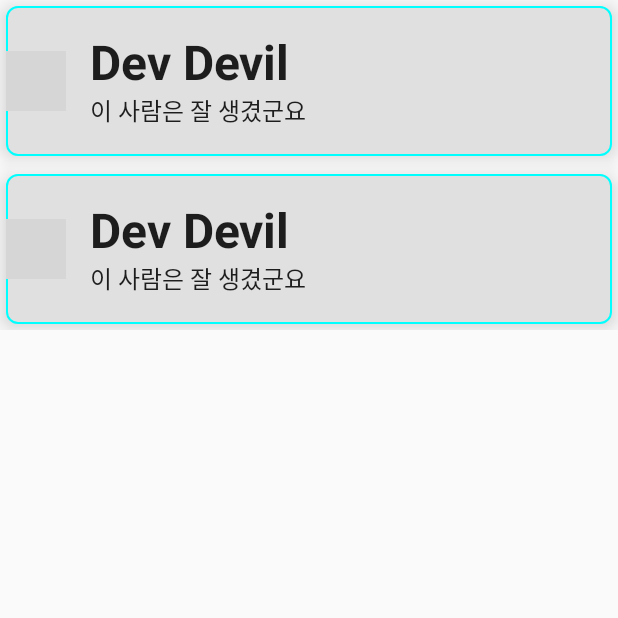
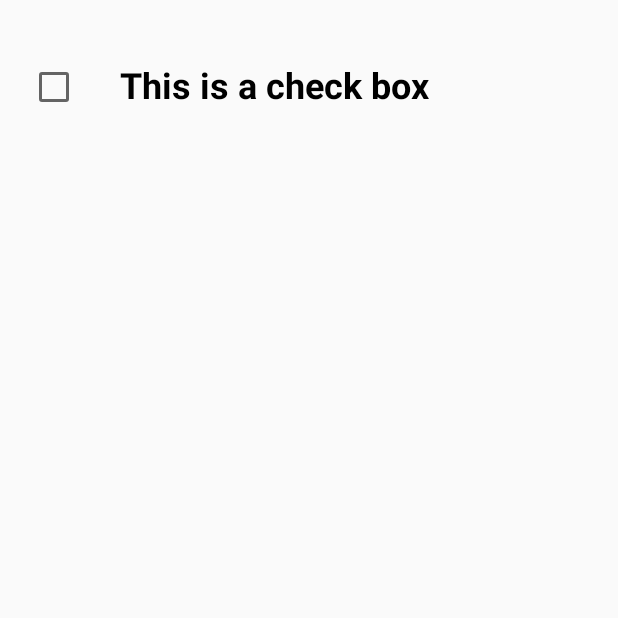
Before and after one commit to NewTurn2017/Android-Compose-Base, an Android app built with Jetpack Compose: the screen it shows after launch (MainActivity), on a phone screen of 412 x 824 dp, the top half of it. Run offline under Robolectric (Android 15) with nearby library versions, the phone set to English and light mode, and no system bars; grey boxes are pictures that could not be loaded.

Commit message:
CheckBox

```diff
--- a/app/src/main/java/com/compose/composebase/MainActivity.kt
+++ b/app/src/main/java/com/compose/composebase/MainActivity.kt
@@ -16,7 +16,7 @@ import androidx.compose.material.icons.filled.Add
 import androidx.compose.material.icons.filled.Search
 import androidx.compose.material.icons.filled.Send
 import androidx.compose.material.icons.filled.Settings
-import androidx.compose.runtime.Composable
+import androidx.compose.runtime.*
 import androidx.compose.ui.Alignment
 import androidx.compose.ui.Modifier
 import androidx.compose.ui.draw.clip
@@ -33,74 +33,56 @@ import androidx.compose.ui.unit.sp
 import coil.compose.AsyncImage
 import coil.compose.AsyncImagePainter
 import coil.compose.rememberImagePainter
-import com.compose.composebase.MainActivity.Companion.cardData
 import com.compose.composebase.ui.theme.ComposeBaseTheme
 
 class MainActivity : ComponentActivity() {
     override fun onCreate(savedInstanceState: Bundle?) {
         super.onCreate(savedInstanceState)
+
         setContent {
             ComposeBaseTheme {
-                Column(
-                    verticalArrangement = Arrangement.Top,
-                ) {
-                    CardEx()
-                    Spacer(modifier = Modifier.height(4.dp))
-                    CardEx()
-                }
-
+                CheckBoxEx()
             }
         }
-
-
     }
-
-    companion object {
-        val cardData = CardData(
-            imageUrl = "https://images.unsplash.com/photo-1570295999919-56ceb5ecca61?ixlib=rb-4.0.3&ixid=MnwxMjA3fDB8MHxwaG90by1wYWdlfHx8fGVufDB8fHx8&auto=format&fit=crop&w=1480&q=80",
-            imageDescription = "Image",
-            author = "Dev Devil",
-            description = "이 사람은 잘 생겼군요"
-        )
-    }
-
 }
 
 @Composable
-fun CardEx() {
+fun CheckBoxEx() {
 
-    val cardBackground = Color(0xFFE0E0E0)
-    val placeHolderColor = Color(0xFFC98585)
+    // Row with 2 columns
+    // Check Box And Text
+    Row(
+        verticalAlignment = Alignment.CenterVertically,
+        modifier = Modifier
+            .fillMaxWidth()
+            .padding(8.dp)
+            .height(100.dp)
+    ) {
+        // Check Box
+        var checked by remember { mutableStateOf(false) }
+        Checkbox(
+            checked = checked,
+            onCheckedChange = {
+                checked = !checked
+            },
+            modifier = Modifier
+                .padding(16.dp)
+                .size(24.dp)
+        )
 
-    Card(
-        elevation = 8.dp,
-        modifier = Modifier
-            .padding(4.dp)
-            .fillMaxWidth()
-            .height(100.dp),
-        shape = RoundedCornerShape(8.dp),
-        backgroundColor = cardBackground,
-        border = BorderStroke(1.dp, Color.Cyan),
-        contentColor = Color.Black,
-    ) {
-        Row(verticalAlignment = Alignment.CenterVertically) {
-            AsyncImage(
-                model = cardData.imageUrl,
-                contentDescription = cardData.imageDescription,
-                modifier = Modifier
-                    .size(40.dp)
-                    .clip(CircleShape),
+        // Text
+        Text(
+            text = "This is a check box",
+            fontSize = 24.sp,
+            fontWeight = FontWeight.Bold,
+            fontFamily = FontFamily.SansSerif,
+            color = Color.Black,
+            modifier = Modifier
+                .padding(16.dp)
+                .clickable { checked = !checked },
+
             )
-            Spacer(modifier = Modifier.width(16.dp))
-            Column(
-                modifier = Modifier
-                    .fillMaxHeight(),
-                verticalArrangement = Arrangement.Center
-            ) {
-                Text(text = cardData.author, fontSize = 32.sp, fontWeight = FontWeight.Bold)
-                Text(text = cardData.description, fontSize = 16.sp)
-            }
-        }
     }
 
 }
@@ -110,19 +92,6 @@ fun CardEx() {
 @Composable
 fun DefaultPreview() {
     ComposeBaseTheme {
-        Column(
-            verticalArrangement = Arrangement.Top,
-        ) {
-            CardEx()
-            Spacer(modifier = Modifier.height(4.dp))
-            CardEx()
-        }
+        CheckBoxEx()
     }
 }
-
-data class CardData(
-    val imageUrl: String,
-    val imageDescription: String,
-    val author: String,
-    val description: String
-)
```
